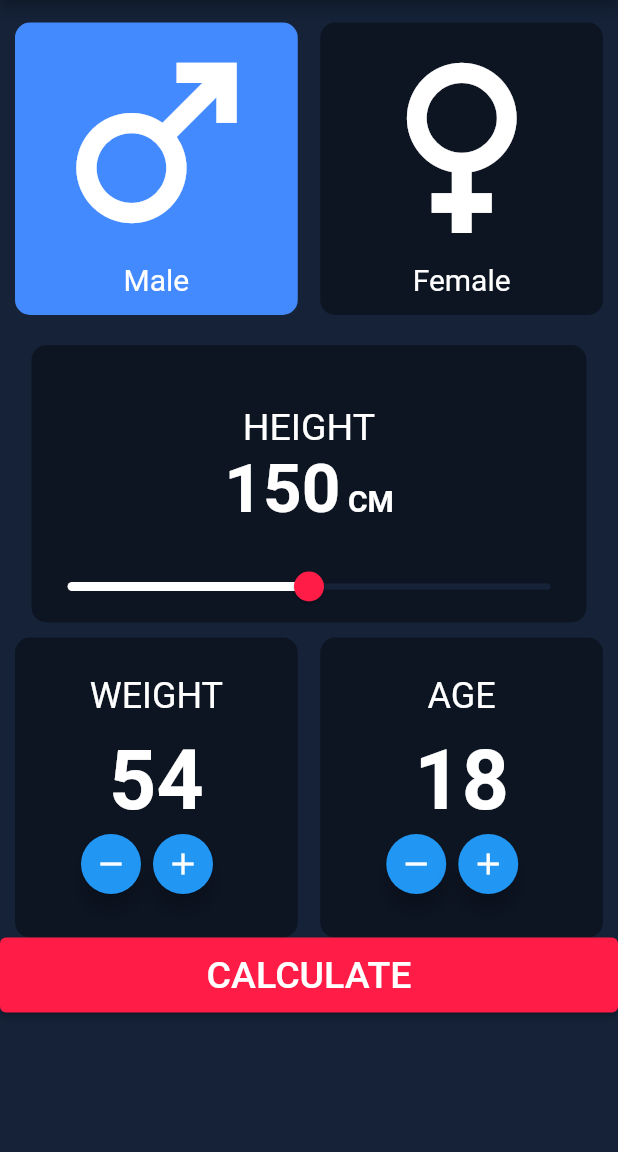
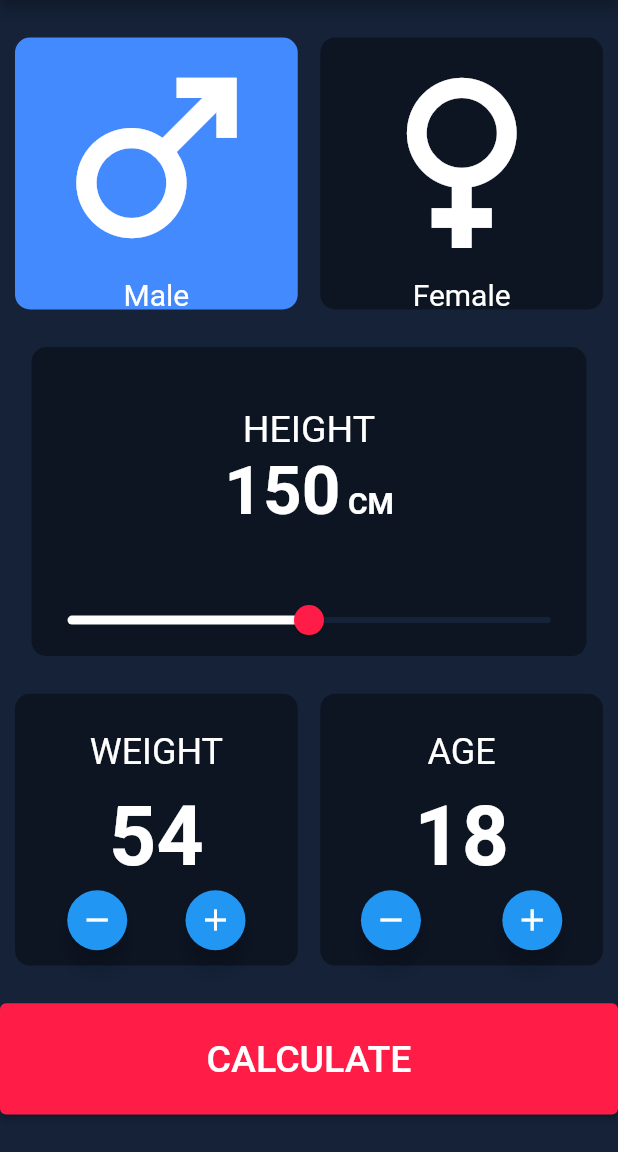
Before and after one commit to Hussein26/BMI-Calculator, a Flutter app: the screen it shows after launch, on a phone screen of 412 x 824 dp, the part 84-1236 px from its top. Run offline on Flutter 3.47's test engine with Material 2 defaults, Android fonts, the phone set to English and light mode, and no system bars.

Commit message:
Media query

```diff
--- a/lib/home_screen.dart
+++ b/lib/home_screen.dart
@@ -25,12 +25,15 @@ class _HomeScreenState extends State<HomeScreen> {
         title: Text('BMI Calculator'),
         backgroundColor: Colors.black38,
       ),
-      body: SingleChildScrollView(
+
+      body: Container(
+        height: MediaQuery.of(context).size.height,
+
         child: Column(
+
+          mainAxisAlignment: MainAxisAlignment.spaceEvenly,
           children: [
-            SizedBox(
-              height: 15,
-            ),
+
             Row(
               children: [
                 Expanded(
@@ -47,7 +50,7 @@ class _HomeScreenState extends State<HomeScreen> {
                             borderRadius: BorderRadius.circular(10),
                             color:
                                 _colorM ? Colors.blueAccent : Colors.black38),
-                        height: 195,
+                        height: MediaQuery.of(context).size.height*.22,
                         child: Column(
                           children: [
                             Icon(
@@ -79,7 +82,7 @@ class _HomeScreenState extends State<HomeScreen> {
                     child: Padding(
                       padding: EdgeInsets.only(right: 10),
                       child: Container(
-                        height: 195,
+                        height: MediaQuery.of(context).size.height*.22,
                         decoration: BoxDecoration(
                           borderRadius: BorderRadius.circular(10),
                           color: _colorM ? Colors.black38 : Colors.pink,
@@ -104,11 +107,9 @@ class _HomeScreenState extends State<HomeScreen> {
                 )
               ],
             ),
-            SizedBox(
-              height: 20,
-            ),
+
             Container(
-              height: 185,
+              height: MediaQuery.of(context).size.height*.25,
               width: 370,
               decoration: BoxDecoration(
                 color: Colors.black38,
@@ -166,9 +167,8 @@ class _HomeScreenState extends State<HomeScreen> {
                 ],
               ),
             ),
-            SizedBox(
-              height: 10,
-            ),
+
+
             Row(children: [
               Expanded(
                 child: Padding(
@@ -177,7 +177,7 @@ class _HomeScreenState extends State<HomeScreen> {
                     decoration: BoxDecoration(
                         borderRadius: BorderRadius.circular(10),
                         color: Colors.black38),
-                    height: 200,
+                    height: MediaQuery.of(context).size.height*.22,
                     child: Column(
                       children: [
                         SizedBox(
@@ -197,9 +197,9 @@ class _HomeScreenState extends State<HomeScreen> {
                               fontSize: 55,
                               fontWeight: FontWeight.bold),
                         ),
-                        Padding(
-                          padding: const EdgeInsets.only(left: 40),
-                          child: Row(
+
+                        Row(
+                          mainAxisAlignment: MainAxisAlignment.spaceEvenly,
                           children: [
                             FloatingActionButton(
                               onPressed: weight == 50
@@ -230,7 +230,6 @@ class _HomeScreenState extends State<HomeScreen> {
                               ),
                             ),
                           ],
-                          ),
                         )
                       ],
                     ),
@@ -247,7 +246,7 @@ class _HomeScreenState extends State<HomeScreen> {
                     decoration: BoxDecoration(
                         borderRadius: BorderRadius.circular(10),
                         color: Colors.black38),
-                    height: 200,
+                    height: MediaQuery.of(context).size.height*.22,
                     child: Column(
                       children: [
                         SizedBox(
@@ -267,9 +266,8 @@ class _HomeScreenState extends State<HomeScreen> {
                               fontSize: 55,
                               fontWeight: FontWeight.bold),
                         ),
-                        Padding(
-                          padding: const EdgeInsets.only(left: 40),
-                          child: Row(
+                        Row(
+                          mainAxisAlignment: MainAxisAlignment.spaceAround,
                           children: [
                             FloatingActionButton(
                               onPressed:age == 16?null:(){
@@ -296,7 +294,6 @@ class _HomeScreenState extends State<HomeScreen> {
                               ),
                             ),
                           ],
-                          ),
                         )
                       ],
                     ),
@@ -306,7 +303,7 @@ class _HomeScreenState extends State<HomeScreen> {
             ]),
             SizedBox(
               width: double.infinity,
-              height: 50,
+              height: MediaQuery.of(context).size.height*.09,
               child: ElevatedButton(
                 onPressed: () {
                   double result = weight / pow(tall / 100, 2);
```
Lines whose indentation alone changed are shown as unchanged.
